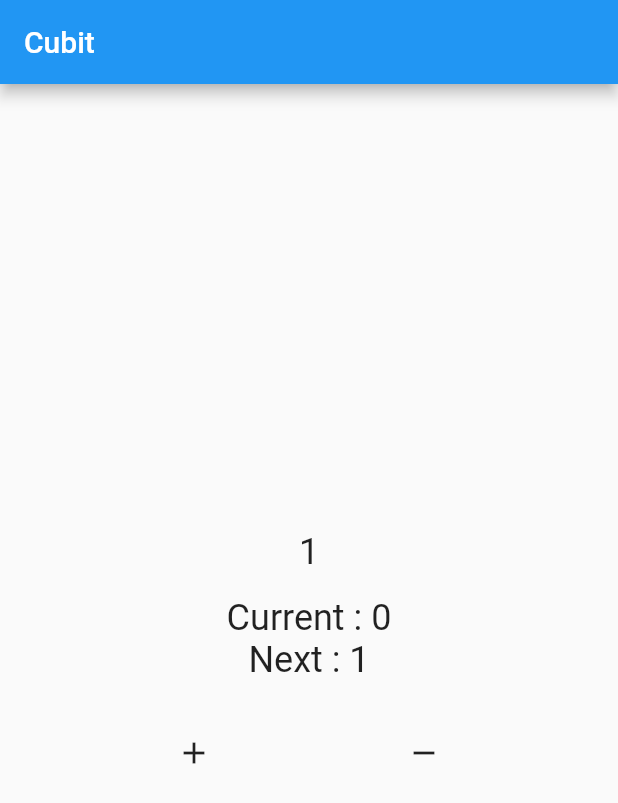
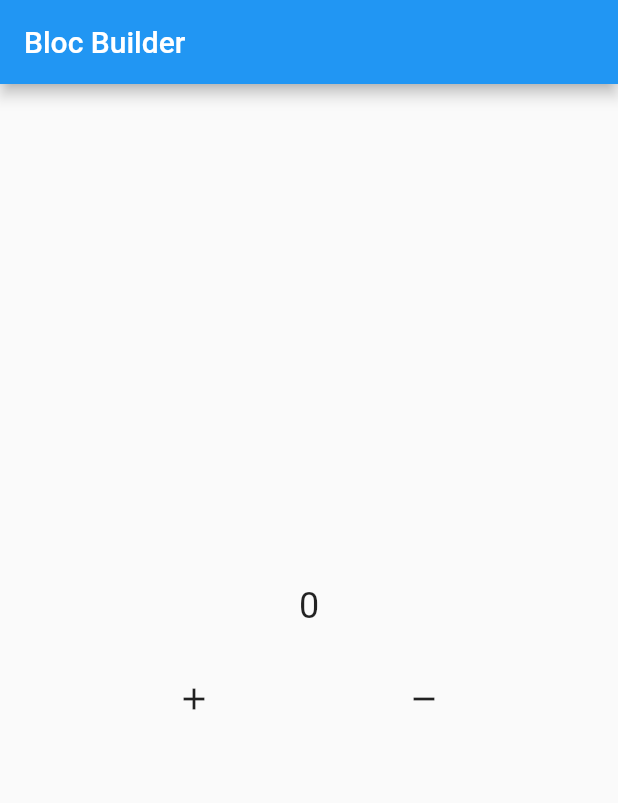
Before and after one commit to hib4/flutter-bloc, a Flutter app: the screen it shows after launch, after a tap on the "add" icon, on a phone screen of 412 x 824 dp. Shown: the top 803 px of the screen. Run offline on Flutter 3.47's test engine with Material 2 defaults, Android fonts, the phone set to English and light mode, and no system bars; our stand-ins replace bloc, flutter_bloc.

Commit message:
feat: [HF] 04-bloc builder

```diff
--- /dev/null
+++ b/lib/04_bloc_builder/04_bloc_builder.dart
@@ -0,0 +1,60 @@
+import 'package:flutter/material.dart';
+import 'package:flutter_bloc/flutter_bloc.dart';
+
+import 'bloc/counter.dart';
+
+class LearnBlocBuilder extends StatelessWidget {
+  LearnBlocBuilder({Key? key}) : super(key: key);
+
+  final Counter _counter = Counter();
+
+  @override
+  Widget build(BuildContext context) {
+    return Scaffold(
+      appBar: AppBar(
+        title: const Text('Bloc Builder'),
+      ),
+      body: Column(
+        mainAxisAlignment: MainAxisAlignment.center,
+        children: [
+          BlocBuilder<Counter, int>(
+            bloc: _counter,
+            buildWhen: (previous, current) {
+              if (current.isEven) {
+                return true;
+              } else {
+                return false;
+              }
+            },
+            builder: (context, state) {
+              return Text(
+                '$state',
+                style: const TextStyle(fontSize: 24),
+              );
+            },
+          ),
+          const SizedBox(
+            height: 24,
+          ),
+          Row(
+            mainAxisAlignment: MainAxisAlignment.spaceEvenly,
+            children: [
+              IconButton(
+                onPressed: () {
+                  _counter.increment();
+                },
+                icon: const Icon(Icons.add),
+              ),
+              IconButton(
+                onPressed: () {
+                  _counter.decrement();
+                },
+                icon: const Icon(Icons.remove),
+              ),
+            ],
+          ),
+        ],
+      ),
+    );
+  }
+}
--- /dev/null
+++ b/lib/04_bloc_builder/bloc/counter.dart
@@ -0,0 +1,31 @@
+import 'package:bloc/bloc.dart';
+
+class Counter extends Cubit<int> {
+  Counter({this.initialNumber = 0}) : super(initialNumber);
+
+  int initialNumber;
+
+  @override
+  void onChange(Change<int> change) {
+    // TODO: implement onChange
+    super.onChange(change);
+    print(change);
+  }
+
+  @override
+  void onError(Object error, StackTrace stackTrace) {
+    // TODO: implement onError
+    super.onError(error, stackTrace);
+    print(error);
+  }
+
+  void increment() {
+    emit(state + 1);
+  }
+
+  void decrement() {
+    if (state > 0) {
+      emit(state - 1);
+    }
+  }
+}
--- a/lib/main.dart
+++ b/lib/main.dart
@@ -2,6 +2,7 @@ import 'package:flutter/material.dart';
 import 'package:learn_bloc/01_stream/01_stream.dart';
 import 'package:learn_bloc/02_basic_cubit/02_basic_cubit.dart';
 import 'package:learn_bloc/03_observer_cubit/03_observer_cubit.dart';
+import 'package:learn_bloc/04_bloc_builder/04_bloc_builder.dart';
 
 void main() {
   runApp(const MyApp());
@@ -15,7 +16,7 @@ class MyApp extends StatelessWidget {
     return MaterialApp(
       title: 'Learn BLoC',
       debugShowCheckedModeBanner: false,
-      home: LearnObserverCubit(),
+      home: LearnBlocBuilder(),
     );
   }
 }
```
